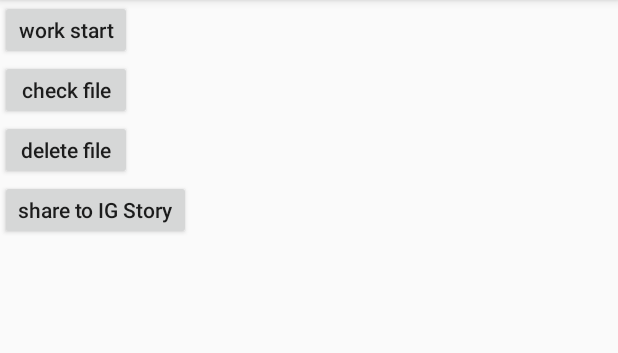
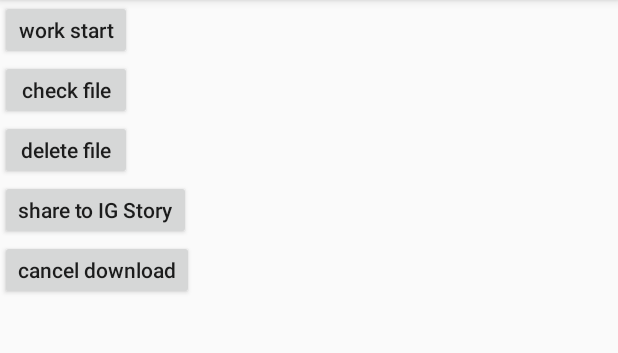
Before and after one commit to kentsung118/klab, an Android app: the WorkManagerActivity screen opened directly, with no data from a screen before it, on a phone screen of 412 x 824 dp, the part 84-437 px from its top. Run offline under Robolectric (Android 15) with nearby library versions, the phone set to English and light mode, and no system bars; 1 statement that could not run was skipped.

Commit message:
workmanager 取消機制

```diff
--- a/app/src/main/res/layout/activity_work.xml
+++ b/app/src/main/res/layout/activity_work.xml
@@ -33,4 +33,11 @@
         android:textAllCaps="false"
         android:text="share to IG Story"/>
 
+    <Button
+        android:id="@+id/btn5"
+        android:layout_height="40dp"
+        android:layout_width="wrap_content"
+        android:textAllCaps="false"
+        android:text="cancel download"/>
+
 </LinearLayout>
```
Also changed, not shown: app/src/main/java/com/kent/lab/WorkManagerActivity.kt (+24 -4 lines).
